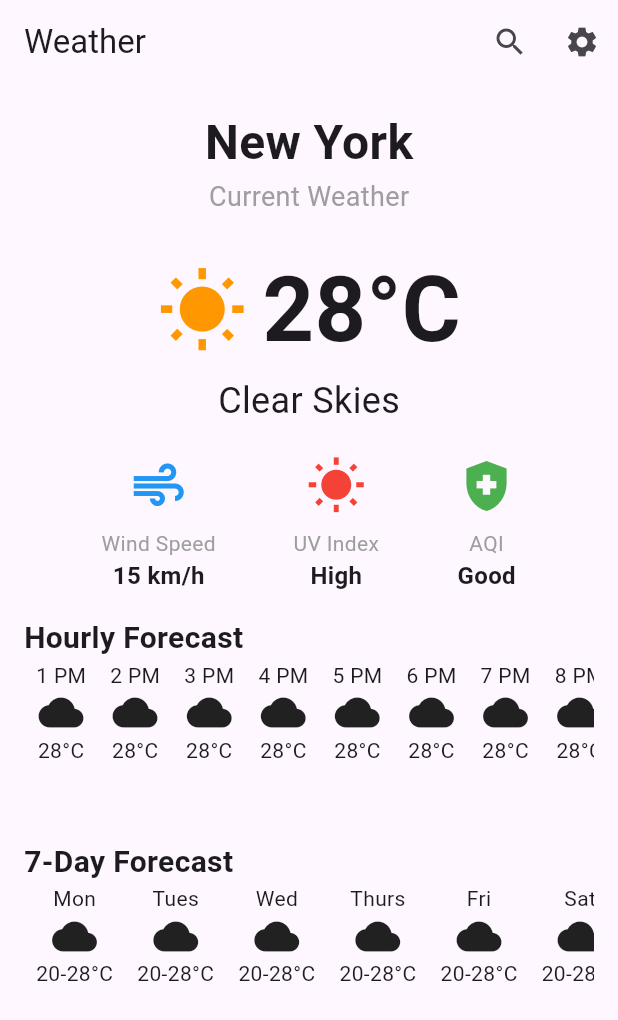
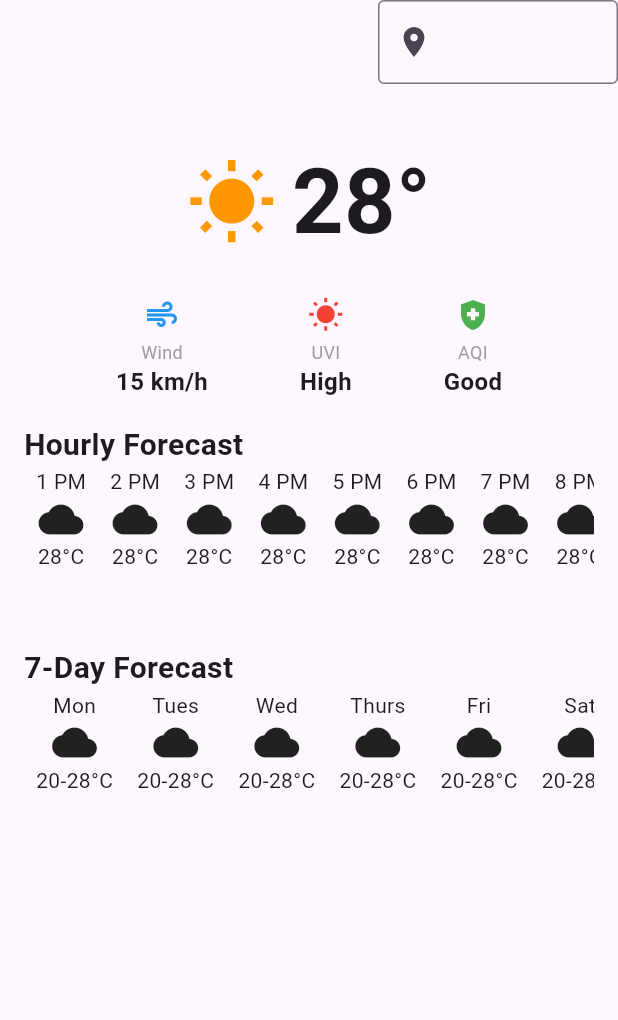
Before and after one commit to InkyChew/flutter-weather-app, a Flutter app: the screen it shows after launch, on a phone screen of 412 x 824 dp. Shown: the top 1020 px of the screen. Run offline on Flutter 3.47's test engine with Material 3 defaults, Android fonts, the phone set to English and light mode, and no system bars.

Commit message:
Location menu

```diff
--- /dev/null
+++ b/lib/location_menu.dart
@@ -0,0 +1,42 @@
+import 'package:flutter/material.dart';
+
+class LocationMenu extends StatelessWidget {
+  static Map<String, String> locations = {
+    'F-D0047-003': '宜蘭',
+    'F-D0047-063': '台北',
+    'F-D0047-071': '新北',
+    'F-D0047-051': '基隆',
+    'F-D0047-007': '桃園',
+    'F-D0047-055': '新竹',
+    'F-D0047-015': '苗栗',
+    'F-D0047-075': '台中',
+    'F-D0047-019': '彰化',
+    'F-D0047-023': '南投',
+    'F-D0047-027': '雲林',
+    'F-D0047-031': '嘉義',
+    'F-D0047-077': '台南',
+    'F-D0047-067': '高雄',
+    'F-D0047-035': '屏東',
+    'F-D0047-043': '花蓮',
+    'F-D0047-039': '台東'
+  };
+
+  final String location;
+  final Function(String?) onSelected;
+
+  const LocationMenu(
+      {super.key, required this.location, required this.onSelected});
+
+  @override
+  Widget build(BuildContext context) {
+    return DropdownMenu<String>(
+      leadingIcon: const Icon(Icons.place),
+      trailingIcon: const Icon(null),
+      initialSelection: location,
+      onSelected: (String? value) => onSelected(locations[value]),
+      dropdownMenuEntries: locations.entries.map((entry) {
+        return DropdownMenuEntry<String>(value: entry.key, label: entry.value);
+      }).toList(),
+    );
+  }
+}
--- a/lib/main.dart
+++ b/lib/main.dart
@@ -13,6 +13,7 @@ class MyApp extends StatelessWidget {
   Widget build(BuildContext context) {
     return MaterialApp(
       title: 'Weather',
+      debugShowCheckedModeBanner: false,
       theme: ThemeData(
         colorScheme: ColorScheme.fromSeed(seedColor: Colors.deepPurple),
         useMaterial3: true,
--- a/lib/weather_detail_card.dart
+++ b/lib/weather_detail_card.dart
@@ -17,11 +17,11 @@ class WeatherDetailCard extends StatelessWidget {
   Widget build(BuildContext context) {
     return Column(
       children: [
-        Icon(icon, size: 40, color: color),
-        const SizedBox(height: 8),
+        Icon(icon, size: 24, color: color),
+        const SizedBox(height: 4),
         Text(
           title,
-          style: const TextStyle(fontSize: 14, color: Colors.grey),
+          style: const TextStyle(fontSize: 12, color: Colors.grey),
         ),
         Text(
           value,
--- a/lib/weather_home_screen.dart
+++ b/lib/weather_home_screen.dart
@@ -1,29 +1,31 @@
 import 'package:flutter/material.dart';
+import 'package:weather/location_menu.dart';
 import 'package:weather/weather_detail_card.dart';
 
-class WeatherHomeScreen extends StatelessWidget {
-
+class WeatherHomeScreen extends StatefulWidget {
   static const weeks = ['Mon', 'Tues', 'Wed', 'Thurs', 'Fri', 'Sat', 'Sun'];
   const WeatherHomeScreen({super.key});
+
+  @override
+  State<WeatherHomeScreen> createState() => _WeatherHomeScreenState();
+}
+
+class _WeatherHomeScreenState extends State<WeatherHomeScreen> {
+
+  String location = 'Taipei';
+  void setLocation(String? value) {
+    setState(() {
+      if(value != null) location = value;
+    });
+  }
 
   @override
   Widget build(BuildContext context) {
     return Scaffold(
       appBar: AppBar(
-        title: const Text('Weather'),
+        // title: const Text('Weather'),
         actions: [
-          IconButton(
-            icon: const Icon(Icons.search),
-            onPressed: () {
-              // Implement search functionality
-            },
-          ),
-          IconButton(
-            icon: const Icon(Icons.settings),
-            onPressed: () {
-              // Implement settings functionality
-            },
-          ),
+          LocationMenu(location: location, onSelected: setLocation)
         ],
       ),
       body: SingleChildScrollView(
@@ -32,49 +34,35 @@ class WeatherHomeScreen extends StatelessWidget {
           children: [
             // Current Weather Overview
             const Padding(
-              padding: EdgeInsets.all(16.0),
+              padding: const EdgeInsets.all(16.0),
               child: Column(
                 crossAxisAlignment: CrossAxisAlignment.center,
                 children: [
-                  Text(
-                    // Location
-                    'New York',
-                    style: TextStyle(fontSize: 32, fontWeight: FontWeight.bold),
-                  ),
-                  Text(
-                    'Current Weather',
-                    style: TextStyle(fontSize: 18, color: Colors.grey),
-                  ),
-                  SizedBox(height: 20),
-                  Row(
+                  const SizedBox(height: 20),
+                  const Row(
                     mainAxisAlignment: MainAxisAlignment.center,
                     children: [
                       Icon(Icons.wb_sunny, size: 60, color: Colors.orange),
                       SizedBox(width: 10),
                       Text(
-                        '28°C', // Current Temperature
+                        '28°', // Current Temperature
                         style: TextStyle(
                             fontSize: 60, fontWeight: FontWeight.bold),
                       ),
                     ],
                   ),
-                  Text(
-                    // Weather description
-                    'Clear Skies',
-                    style: TextStyle(fontSize: 24),
-                  ),
-                  SizedBox(height: 20),
-                  Row(
+                  const SizedBox(height: 20),
+                  const Row(
                     // Wind Speed, UV Index, and AQI
                     mainAxisAlignment: MainAxisAlignment.spaceEvenly,
                     children: [
                       WeatherDetailCard(
-                        title: 'Wind Speed',
+                        title: 'Wind',
                         value: '15 km/h',
                         icon: Icons.air,
                       ),
                       WeatherDetailCard(
-                        title: 'UV Index',
+                        title: 'UVI',
                         value: 'High',
                         icon: Icons.wb_sunny,
                         color: Colors.red,
@@ -142,13 +130,11 @@ class WeatherHomeScreen extends StatelessWidget {
                       itemBuilder: (context, index) {
                         return Padding(
                           padding: const EdgeInsets.symmetric(horizontal: 8.0),
-                          child: Column(
-                            children: [
-                              Text(weeks[index]), // Day
-                              const Icon(Icons.cloud, size: 30),
-                              const Text('20-28°C'), // Low - High
-                            ]
-                          ),
+                          child: Column(children: [
+                            Text(WeatherHomeScreen.weeks[index]), // Day
+                            const Icon(Icons.cloud, size: 30),
+                            const Text('20-28°C'), // Low - High
+                          ]),
                         );
                       },
                     ),
```
